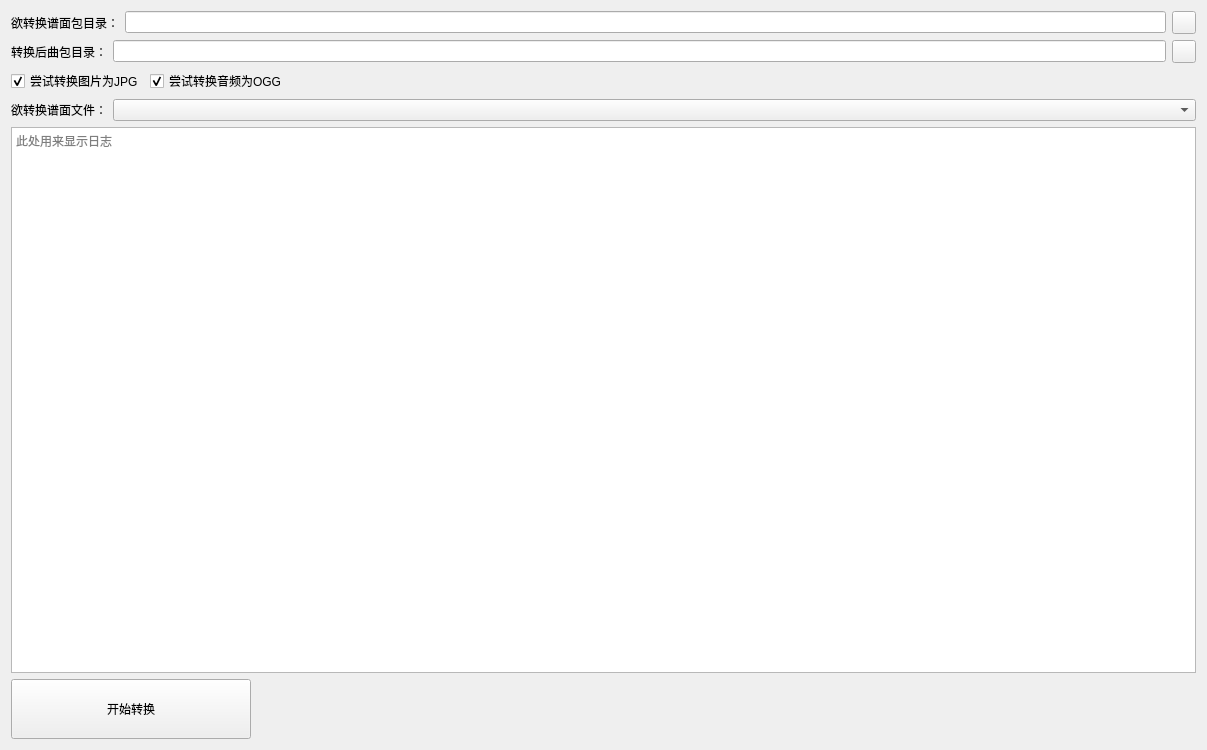
This is chartConvert.ui in suizhuchen/PJDL_Chart_Coverter_GUI as Qt 5 draws it before an edit. The edited form follows.
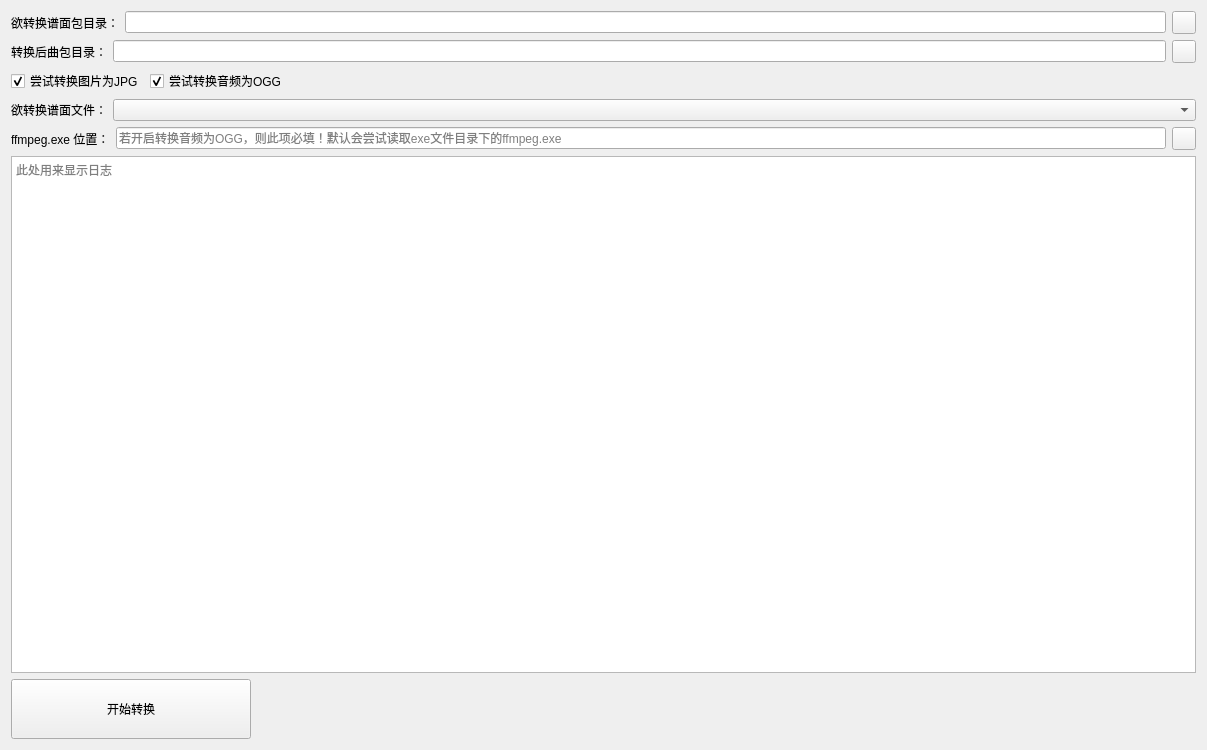
This is the edited form. Custom widgets are drawn as their Qt base class.

Commit message: 添加README.md文件，上传基础代码

What changed in the file:
```diff
--- a/chartConvert.ui
+++ b/chartConvert.ui
@@ -139,6 +139,37 @@
      </item>
     </layout>
    </item>
+   <item>
+    <layout class="QHBoxLayout" name="horizontalLayout_5">
+     <item>
+      <widget class="BodyLabel" name="label_4">
+       <property name="text">
+        <string>ffmpeg.exe 位置：</string>
+       </property>
+      </widget>
+     </item>
+     <item>
+      <widget class="LineEdit" name="lineEdit_3">
+       <property name="dragEnabled">
+        <bool>true</bool>
+       </property>
+       <property name="readOnly">
+        <bool>true</bool>
+       </property>
+       <property name="placeholderText">
+        <string>若开启转换音频为OGG，则此项必填！默认会尝试读取exe文件目录下的ffmpeg.exe</string>
+       </property>
+      </widget>
+     </item>
+     <item>
+      <widget class="ToolButton" name="toolButton_3">
+       <property name="text">
+        <string/>
+       </property>
+      </widget>
+     </item>
+    </layout>
+   </item>
    <item>
     <widget class="PlainTextEdit" name="plainTextEdit">
      <property name="readOnly">
```
Left out of the diff: 13 changed lines with no effect on the pictures. The commit also changes 7 other files.
